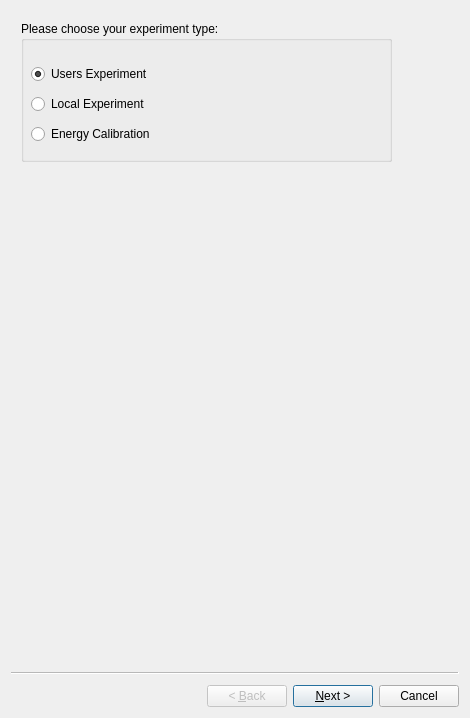
This is ui/configWizard.ui in SESAME-Synchrotron/XAFSScanTool as Qt 5 draws it before an edit. The edited form follows.
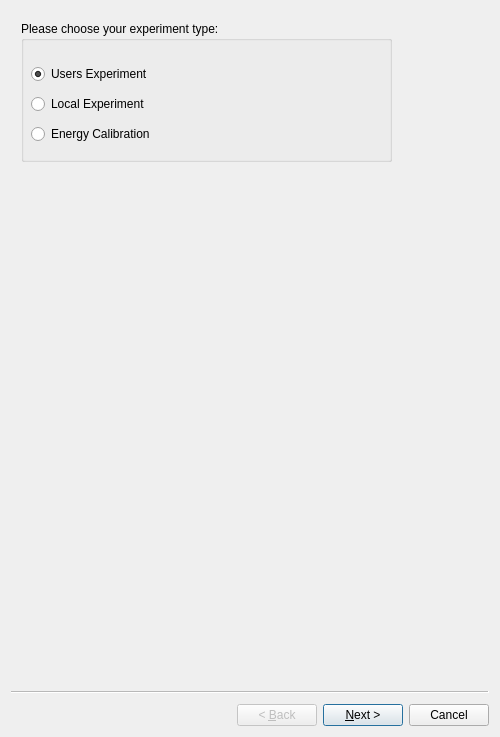
This is the edited form.

Diff of the .ui file:
```diff
--- a/ui/configWizard.ui
+++ b/ui/configWizard.ui
@@ -6,8 +6,8 @@
    <rect>
     <x>0</x>
     <y>0</y>
-    <width>470</width>
-    <height>718</height>
+    <width>500</width>
+    <height>737</height>
    </rect>
   </property>
   <property name="windowTitle">
```
Left out of the diff: 256 changed lines with no effect on the pictures.
